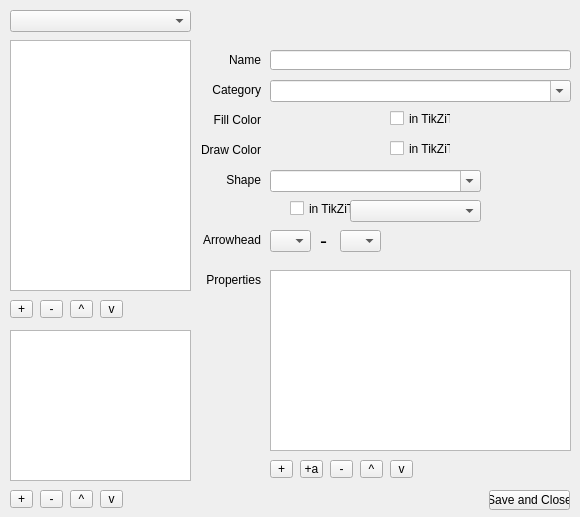
Qt form src/gui/styleeditor.ui (tikzit/tikzit) before a commit.
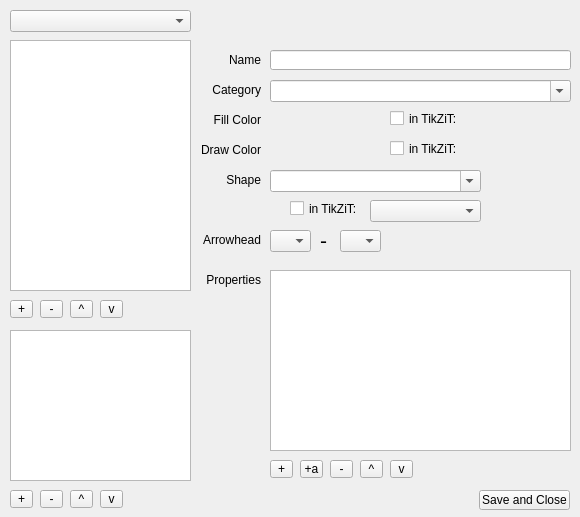
The same form after that commit.

Commit message: adjusted font sized

```diff
--- a/src/gui/styleeditor.ui
+++ b/src/gui/styleeditor.ui
@@ -172,12 +172,13 @@
      <rect>
       <x>390</x>
       <y>110</y>
-      <width>61</width>
+      <width>71</width>
       <height>17</height>
      </rect>
     </property>
     <property name="font">
      <font>
+      <pointsize>9</pointsize>
       <italic>false</italic>
      </font>
     </property>
@@ -190,12 +191,13 @@
      <rect>
       <x>390</x>
       <y>140</y>
-      <width>61</width>
+      <width>71</width>
       <height>17</height>
      </rect>
     </property>
     <property name="font">
      <font>
+      <pointsize>9</pointsize>
       <italic>false</italic>
      </font>
     </property>
@@ -206,7 +208,7 @@
    <widget class="QPushButton" name="tikzitFillColor">
     <property name="geometry">
      <rect>
-      <x>450</x>
+      <x>460</x>
       <y>110</y>
       <width>31</width>
       <height>18</height>
@@ -225,7 +227,7 @@
    <widget class="QPushButton" name="tikzitDrawColor">
     <property name="geometry">
      <rect>
-      <x>450</x>
+      <x>460</x>
       <y>140</y>
       <width>31</width>
       <height>18</height>
@@ -293,12 +295,13 @@
      <rect>
       <x>290</x>
       <y>200</y>
-      <width>61</width>
+      <width>71</width>
       <height>17</height>
      </rect>
     </property>
     <property name="font">
      <font>
+      <pointsize>9</pointsize>
       <italic>false</italic>
      </font>
     </property>
@@ -309,12 +312,17 @@
    <widget class="QComboBox" name="tikzitShape">
     <property name="geometry">
      <rect>
-      <x>350</x>
+      <x>370</x>
       <y>200</y>
-      <width>131</width>
+      <width>111</width>
       <height>22</height>
      </rect>
     </property>
+    <property name="font">
+     <font>
+      <pointsize>9</pointsize>
+     </font>
+    </property>
     <item>
      <property name="text">
       <string/>
@@ -635,12 +643,17 @@
    <widget class="QPushButton" name="save">
     <property name="geometry">
      <rect>
-      <x>489</x>
+      <x>479</x>
       <y>490</y>
-      <width>81</width>
+      <width>91</width>
       <height>20</height>
      </rect>
     </property>
+    <property name="font">
+     <font>
+      <pointsize>9</pointsize>
+     </font>
+    </property>
     <property name="text">
      <string>Save and Close</string>
     </property>
```
Left out of the diff: 137 changed lines with no effect on the pictures. The commit also changes 9 other files.
